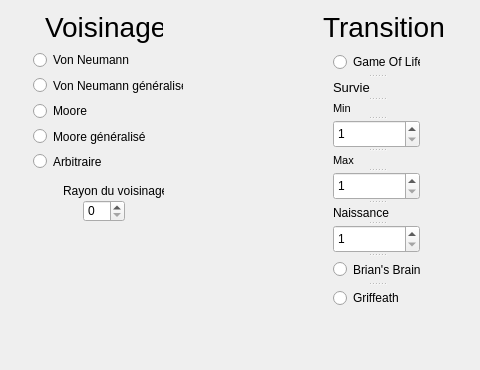
Above: CellulUT/createsim.ui from biauxflo/LO21 before the change; both pictures show x 347 to 827 and y 0 to 370 of the 827 by 541 pixel window. Below: the same form after it.
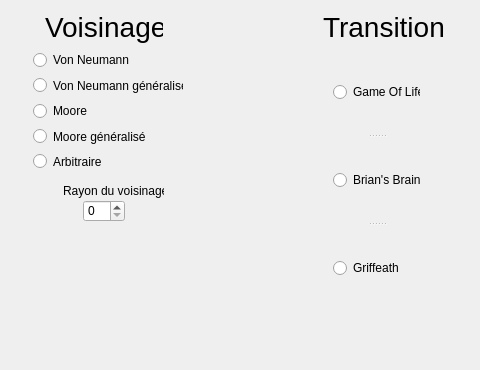
That is the form after the change.

Commit message: debug svp

Patch:
```diff
--- a/CellulUT/createsim.ui
+++ b/CellulUT/createsim.ui
@@ -477,59 +477,6 @@
      <string>Game Of Life</string>
     </property>
    </widget>
-   <widget class="QLabel" name="label_17">
-    <property name="font">
-     <font>
-      <pointsize>10</pointsize>
-     </font>
-    </property>
-    <property name="text">
-     <string>Survie </string>
-    </property>
-   </widget>
-   <widget class="QLabel" name="label_18">
-    <property name="font">
-     <font>
-      <pointsize>8</pointsize>
-     </font>
-    </property>
-    <property name="text">
-     <string>Min</string>
-    </property>
-   </widget>
-   <widget class="QSpinBox" name="survieMin">
-    <property name="minimum">
-     <number>1</number>
-    </property>
-   </widget>
-   <widget class="QLabel" name="label_19">
-    <property name="font">
-     <font>
-      <pointsize>8</pointsize>
-     </font>
-    </property>
-    <property name="text">
-     <string>Max</string>
-    </property>
-   </widget>
-   <widget class="QSpinBox" name="survieMax">
-    <property name="minimum">
-     <number>1</number>
-    </property>
-    <property name="maximum">
-     <number>4</number>
-    </property>
-   </widget>
-   <widget class="QLabel" name="label_20">
-    <property name="text">
-     <string>Naissance</string>
-    </property>
-   </widget>
-   <widget class="QSpinBox" name="naissance">
-    <property name="minimum">
-     <number>1</number>
-    </property>
-   </widget>
    <widget class="QRadioButton" name="brain3">
     <property name="text">
      <string>Brian's Brain</string>
```
The commit also changes 1 other file.
